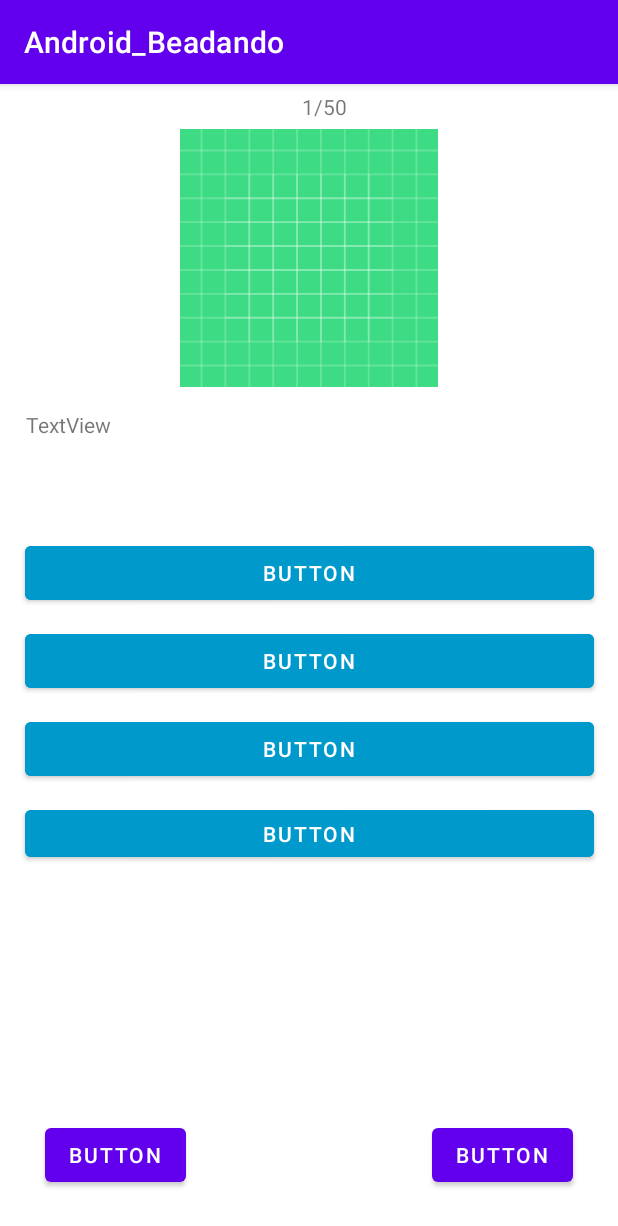
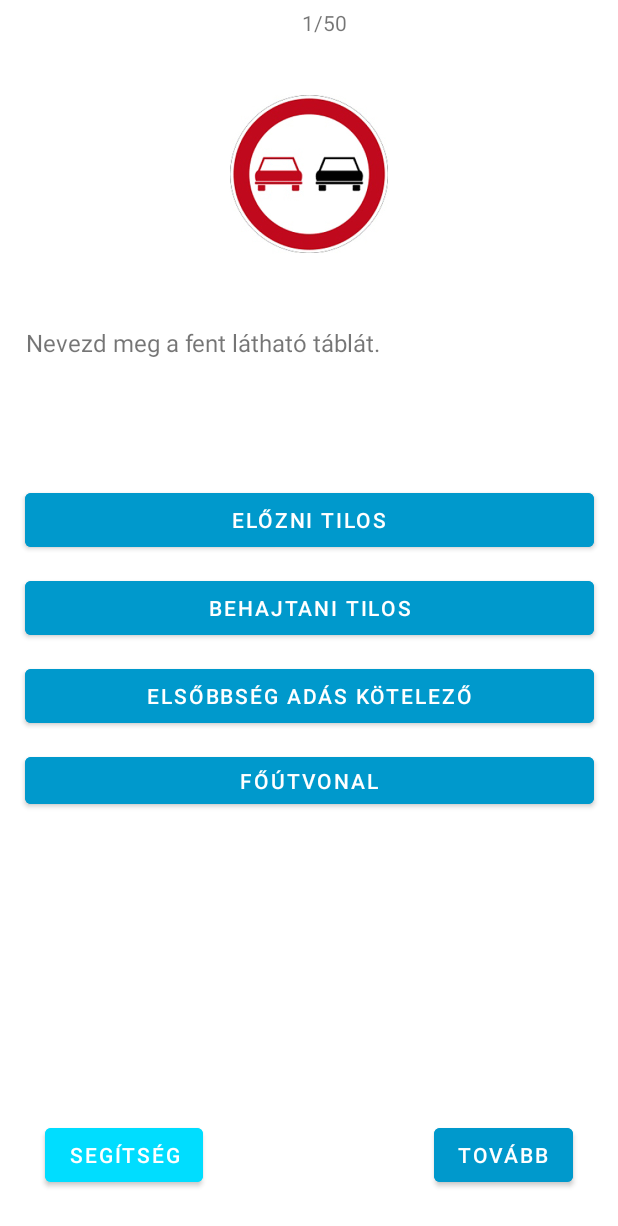
Before and after one commit to FarkyBat/Android_Beadando_Kresz, an Android app: the screen it shows after launch (MainActivity), on a phone screen of 412 x 824 dp. Shown: the top 1226 px of the screen. Run offline under Robolectric (Android 15) with nearby library versions, the phone set to English and light mode, and no system bars.

Commit message:
Frissítés

```diff
--- a/app/src/main/java/com/example/android_beadando/MainActivity.java
+++ b/app/src/main/java/com/example/android_beadando/MainActivity.java
@@ -6,26 +6,43 @@ import android.graphics.Color;
 import android.os.Bundle;
 import android.view.View;
 import android.widget.Button;
+import android.widget.ImageButton;
+import android.widget.ImageView;
 import android.widget.TextView;
 
 public class MainActivity extends AppCompatActivity implements View.OnClickListener{ //gombkattintásra implementál
-
+    ImageView kep;
     TextView Kerdesszam;    //kerdesszamlalo
     TextView kerdes;    //maga a kerdes
     Button a, b, c, d;  //válaszlehetőségek
-    Button next;    //tovább gomb
+    Button next;
+    Button next2;//tovább gomb
+    Button segitseg;
 
+
+
+    int i = 0;
     int pont = 0;   //pontszámláló helyes válaszonként hozzá lesz adva egy pont.
     int kerdesek = kérdésválasz.kérdés.length;  //kérdések száma a másik osztály tömbjének darabszáma vagyis kérdésszáma..
     int kerdesI = 0;    //kérdésszámláló. amikor a nextre nyomunk hozzáad egyet.
     String valasz = ""; //a bejelölt válasz
 
 
+    képek p1 = new képek(R.drawable.eloznitilos);
+    képek p2 = new képek(R.drawable.sebkorlatoz);
+    képek p3 = new képek(R.drawable.foutvonalvege);
+    képek p4 = new képek(R.drawable.kanyarodofoutvonal);
+
+    képek [] kepektomb = new képek[]{
+            p1, p2, p3, p4
+    };
+
     @Override
     protected void onCreate(Bundle savedInstanceState) {
         super.onCreate(savedInstanceState);
         setContentView(R.layout.activity_main);
 
+        kep=findViewById(R.id.imageView);
         Kerdesszam = findViewById(R.id.kerdesszam);
         kerdes = findViewById(R.id.kerdes);
         a = findViewById(R.id.a);
@@ -33,18 +50,33 @@ public class MainActivity extends AppCompatActivity implements View.OnClickListe
         c = findViewById(R.id.c);
         d = findViewById(R.id.d);
         next = findViewById(R.id.next);
+        next2 = findViewById(R.id.next2);
+        segitseg = findViewById(R.id.segitseg);
+
+
         //összekötjük öket id alapján, és így adjuk nekik a funkciókat.
 
         //létrehozzuk a gombok működését.
 
-        a.setOnClickListener(this::onClick); //megnyomásra történik valami...
-        b.setOnClickListener(this::onClick);
-        c.setOnClickListener(this::onClick);
-        d.setOnClickListener(this::onClick);
-        next.setOnClickListener(this);
+        kep.setImageResource(kepektomb[0].getImage());
+        kerdes.setText(kérdésválasz.kérdés[0]);
+        a.setText(kérdésválasz.valaszlehetoseg[kerdesI][0]); //egyesével tovább hozzá ad egyet a tömb 0. 1. 2. 3. eleméhez
+        b.setText(kérdésválasz.valaszlehetoseg[kerdesI][1]);
+        c.setText(kérdésválasz.valaszlehetoseg[kerdesI][2]);
+        d.setText(kérdésválasz.valaszlehetoseg[kerdesI][3]);
 
 
+
+        a.setOnClickListener(this); //megnyomásra történik valami...
+        b.setOnClickListener(this);
+        c.setOnClickListener(this);
+        d.setOnClickListener(this);
+        segitseg.setOnClickListener(this);
+        next.setOnClickListener(this);
+        next2   .setOnClickListener(this);
+
         Kerdesszam.setText((kerdesI+1)+"/50");
+
 
 
     }
@@ -59,6 +91,49 @@ public class MainActivity extends AppCompatActivity implements View.OnClickListe
 
         Button gombnyomas = (Button) view;
 
+        if (gombnyomas.getId()==R.id.segitseg){//ha megnyomtuk a gombot, akkor:
+
+            next2.setVisibility(View.VISIBLE);
+            next.setVisibility(View.INVISIBLE);
+
+
+                if (kérdésválasz.valaszlehetoseg[kerdesI][0] == kérdésválasz.helyesvalasz[kerdesI]) {
+                    a.setBackgroundColor(Color.rgb(55, 255, 0));
+
+                } else {
+                    a.setBackgroundColor(Color.rgb(160, 0, 0));
+                }
+                if (kérdésválasz.valaszlehetoseg[kerdesI][1] == kérdésválasz.helyesvalasz[kerdesI]) {
+                    b.setBackgroundColor(Color.rgb(55, 255, 0));
+
+                } else {
+                    b.setBackgroundColor(Color.rgb(160, 0, 0));
+                }
+                if (kérdésválasz.valaszlehetoseg[kerdesI][2] == kérdésválasz.helyesvalasz[kerdesI]) {
+                    c.setBackgroundColor(Color.rgb(55, 255, 0));
+
+                } else {
+                    c.setBackgroundColor(Color.rgb(160, 0, 0));
+                }
+                if (kérdésválasz.valaszlehetoseg[kerdesI][3] == kérdésválasz.helyesvalasz[kerdesI]) {
+                    d.setBackgroundColor(Color.rgb(55, 255, 0));
+
+                } else {
+                    d.setBackgroundColor(Color.rgb(160, 0, 0));
+                }
+
+
+        }
+
+        if(gombnyomas.getId()==R.id.next2){
+            kerdesI++;
+            Kerdesszam.setText((kerdesI+1)+"/50");
+            koviKerdes();
+            next.setVisibility(View.VISIBLE);
+            next2.setVisibility(View.INVISIBLE);
+
+        }
+
 
         if (gombnyomas.getId()==R.id.next){ //ha megnyomjuk a next gombot,
             kerdesI++;//számlálóhoz hozzáad egyet
@@ -68,12 +143,11 @@ public class MainActivity extends AppCompatActivity implements View.OnClickListe
                 pont++;
             }
 
-        }else{
+        }else {
             valasz = gombnyomas.getText().toString();
             gombnyomas.setBackgroundColor(Color.BLUE);
 
         }
-
 
 
     }
@@ -82,8 +156,8 @@ public class MainActivity extends AppCompatActivity implements View.OnClickListe
         if (kerdesI == kerdesek){//ha a kérdések végére ér(ugye a kerdesek egyenlő a kérdések.length-el.)
             vege(); //akkor meghívja a vége() függvényt
             return;//és visszaadja az elért ponszámokat.
-        }else
-
+        }
+            kep.setImageResource(kepektomb[kerdesI].getImage());
             kerdes.setText(kérdésválasz.kérdés[kerdesI]);//menjen a következő kérdésre
         a.setText(kérdésválasz.valaszlehetoseg[kerdesI][0]); //egyesével tovább hozzá ad egyet a tömb 0. 1. 2. 3. eleméhez
         b.setText(kérdésválasz.valaszlehetoseg[kerdesI][1]);
@@ -91,7 +165,9 @@ public class MainActivity extends AppCompatActivity implements View.OnClickListe
         d.setText(kérdésválasz.valaszlehetoseg[kerdesI][3]);
     }
     void vege(){
+    if(pont>kerdesek*0.60){
 
     }
+    }
 
-}
+};
--- /dev/null
+++ b/app/src/main/java/com/example/android_beadando/képek.java
@@ -0,0 +1,17 @@
+package com.example.android_beadando;
+
+import android.media.Image;
+
+public class képek {
+
+
+    private int Image;
+
+    public képek(int image) {
+        Image = image;
+    }
+
+    public int getImage() {
+        return Image;
+    }
+}
--- a/app/src/main/java/com/example/android_beadando/kérdésválasz.java
+++ b/app/src/main/java/com/example/android_beadando/kérdésválasz.java
@@ -1,8 +1,15 @@
 package com.example.android_beadando;
+
+import android.media.Image;
 
 public class kérdésválasz {
 
+
+
+
+
     public static String kérdés[] = {
+            "Nevezd meg a fent látható táblát.",
             "Nevezd meg a fent látható táblát.",
             "Nevezd meg a fent látható táblát.",
             "Nevezd meg a fent látható táblát."
@@ -12,13 +19,24 @@ public class kérdésválasz {
             {"Előzni tilos", "behajtani tilos", "elsőbbség adás kötelező", "Főútvonal"},
             {"Jobbra bekanyarodni tilos", "Sebességkorlátozás", "Tehergépkocsival előzni tilos", "Súlykorlátozás"},
             {"Megállni tilos", "Autópálya", "Főútvonal vége", "Kanyarodó főútvonal"},
-
+            {"kanyarodó főútvonal", "Autóút", "Lakóövezet", "stoptábla"}
 
     };
     public static String helyesvalasz[] = {
             "Előzni tilos",
             "Sebességkorlátozás",
-            "Főútvonal vége"
+            "Főútvonal vége",
+            "kanyarodó főútvonal"
 
     };
+    public static String helyesvalaszleiras[] = {
+            "Nem jól gondolod. A helyes válasz az előzni tilos",
+            "Nem jól gondolod. A helyes válasz a sebesség korlátozás",
+            "Nem jól gondolod. A helyes válasz a főútvonal vége",
+            "Nem jól gondolod. A helyes válasz a kanyarodó főútvonal"
+
+    };
+
+
+
 }
--- a/app/src/main/res/layout/activity_main.xml
+++ b/app/src/main/res/layout/activity_main.xml
@@ -29,6 +29,7 @@
         app:layout_constraintStart_toStartOf="parent"
         app:layout_constraintTop_toTopOf="parent"
         app:srcCompat="@drawable/ic_launcher_background" />
+
     <TextView
         android:id="@+id/kerdes"
         android:layout_width="377dp"
@@ -36,8 +37,8 @@
         android:layout_marginStart="10dp"
         android:layout_marginTop="15dp"
         android:layout_marginEnd="10dp"
-        android:layout_marginBottom="10dp"
         android:text="TextView"
+        android:textSize="16sp"
         app:layout_constraintEnd_toEndOf="parent"
         app:layout_constraintStart_toStartOf="parent"
         app:layout_constraintTop_toBottomOf="@+id/imageView" />
@@ -119,14 +120,12 @@
         android:layout_width="360dp"
         android:layout_height="115dp"
         android:layout_marginStart="10dp"
-        android:layout_marginTop="10dp"
         android:layout_marginEnd="10dp"
-        android:layout_marginBottom="85dp"
+        android:layout_marginBottom="100dp"
         app:layout_constraintBottom_toBottomOf="parent"
         app:layout_constraintEnd_toEndOf="parent"
         app:layout_constraintHorizontal_bias="0.533"
-        app:layout_constraintStart_toStartOf="parent"
-        app:layout_constraintTop_toBottomOf="@+id/linearLayout" />
+        app:layout_constraintStart_toStartOf="parent" />
 
     <Button
         android:id="@+id/next"
@@ -134,19 +133,35 @@
         android:layout_height="wrap_content"
         android:layout_marginEnd="30dp"
         android:layout_marginBottom="30dp"
-        android:text="Button"
+        android:text="Tovább"
         app:layout_constraintBottom_toBottomOf="parent"
-        app:layout_constraintEnd_toEndOf="parent" />
+        app:layout_constraintEnd_toEndOf="parent"
+        android:backgroundTint="@android:color/holo_blue_dark"
+        />
 
     <Button
-        android:id="@+id/button"
+        android:id="@+id/segitseg"
         android:layout_width="wrap_content"
         android:layout_height="wrap_content"
         android:layout_marginStart="30dp"
         android:layout_marginBottom="30dp"
-        android:text="Button"
+        android:text="Segítség"
         app:layout_constraintBottom_toBottomOf="parent"
-        app:layout_constraintStart_toStartOf="parent" />
+        app:layout_constraintStart_toStartOf="parent"
+        android:backgroundTint="@android:color/holo_blue_bright"
+        />
+
+    <Button
+        android:id="@+id/next2"
+        android:layout_width="wrap_content"
+        android:layout_height="wrap_content"
+        android:layout_marginEnd="30dp"
+        android:layout_marginBottom="30dp"
+        android:text="Tovább"
+        android:visibility="invisible"
+        app:layout_constraintBottom_toBottomOf="parent"
+        app:layout_constraintEnd_toEndOf="parent"
+        android:backgroundTint="@android:color/holo_blue_dark"/>
 
 
 </androidx.constraintlayout.widget.ConstraintLayout>
--- a/app/src/main/res/values-night/themes.xml
+++ b/app/src/main/res/values-night/themes.xml
@@ -1,6 +1,6 @@
 <resources xmlns:tools="http://schemas.android.com/tools">
     <!-- Base application theme. -->
-    <style name="Theme.Android_Beadando" parent="Theme.MaterialComponents.DayNight.DarkActionBar">
+    <style name="Theme.Android_Beadando" parent="Theme.MaterialComponents.DayNight.NoActionBar">
         <!-- Primary brand color. -->
         <item name="colorPrimary">@color/purple_200</item>
         <item name="colorPrimaryVariant">@color/purple_700</item>
--- a/app/src/main/res/values/themes.xml
+++ b/app/src/main/res/values/themes.xml
@@ -1,6 +1,6 @@
 <resources xmlns:tools="http://schemas.android.com/tools">
     <!-- Base application theme. -->
-    <style name="Theme.Android_Beadando" parent="Theme.MaterialComponents.DayNight.DarkActionBar">
+    <style name="Theme.Android_Beadando" parent="Theme.MaterialComponents.DayNight.NoActionBar">
         <!-- Primary brand color. -->
         <item name="colorPrimary">@color/purple_500</item>
         <item name="colorPrimaryVariant">@color/purple_700</item>
```
Also changed, not shown: app/src/main/res/drawable/eloznitilos.jpg (added), app/src/main/res/drawable/foutvonalvege.jpg (added), app/src/main/res/drawable/kanyarodofoutvonal.jpg (added), app/src/main/res/drawable/sebkorlatoz.jpg (added).
